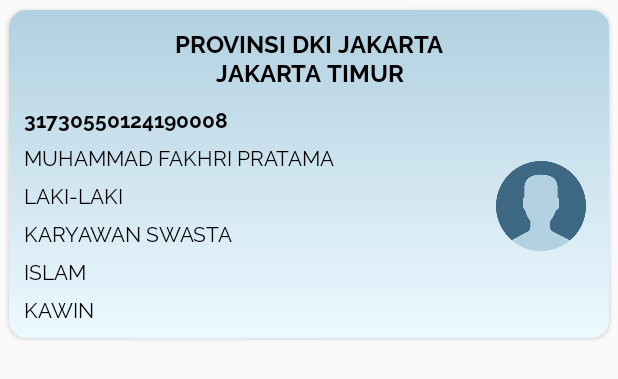
After one commit to romydewantara/VillageService, an Android app: the layout layout_data_keluarga.xml on its own in the app's theme, with its tools: preview values and no code run, on a phone screen of 412 x 824 dp. The commit adds this screen. Shown: the top 379 px of the screen. Run offline under Robolectric (Android 15) with nearby library versions, the phone set to English and light mode, and no system bars.

Commit message:
fix recycler view populated

```diff
--- a/app/src/main/java/com/example/villageservice/adapter/MembersAdapter.java
+++ b/app/src/main/java/com/example/villageservice/adapter/MembersAdapter.java
@@ -29,7 +29,6 @@ public class MembersAdapter extends RecyclerView.Adapter<MembersAdapter.MemberHo
     @Override
     public MemberHolder onCreateViewHolder(@NonNull ViewGroup parent, int viewType) {
         View view = LayoutInflater.from(parent.getContext()).inflate(R.layout.layout_member, parent, false);
-
         return new MemberHolder(view);
     }
 
--- a/app/src/main/java/com/example/villageservice/fragment/HomeUserFragment.java
+++ b/app/src/main/java/com/example/villageservice/fragment/HomeUserFragment.java
@@ -271,7 +271,7 @@ public class HomeUserFragment extends Fragment {
                 layoutSpace.setVisibility(View.VISIBLE);
                 constraintContainer.setVisibility(View.VISIBLE);
                 cvBanner.setVisibility(View.VISIBLE);
-                cvBanner.startAnimation(slideUp);
+                //cvBanner.startAnimation(slideUp);
                 showOverlay(false);
             }
         }, 1800);
--- a/app/src/main/java/com/example/villageservice/fragment/ProfileFragment.java
+++ b/app/src/main/java/com/example/villageservice/fragment/ProfileFragment.java
@@ -5,19 +5,29 @@ import android.os.Bundle;
 
 import androidx.annotation.NonNull;
 import androidx.annotation.Nullable;
+import androidx.appcompat.widget.AppCompatTextView;
 import androidx.cardview.widget.CardView;
 import androidx.constraintlayout.widget.ConstraintLayout;
 import androidx.fragment.app.Fragment;
+import androidx.recyclerview.widget.LinearLayoutManager;
+import androidx.recyclerview.widget.RecyclerView;
 
+import android.os.Handler;
 import android.view.LayoutInflater;
 import android.view.View;
 import android.view.ViewGroup;
+import android.view.animation.Animation;
+import android.view.animation.AnimationUtils;
+import android.widget.RelativeLayout;
+import android.widget.Toast;
 
 import com.example.villageservice.R;
+import com.example.villageservice.adapter.DataKeluargaAdapter;
 import com.example.villageservice.library.CustomLoadingDialog;
 import com.example.villageservice.listener.FragmentListener;
 import com.example.villageservice.model.KartuKeluarga;
 import com.example.villageservice.model.User;
+import com.example.villageservice.utility.VSPreference;
 
 import java.util.ArrayList;
 
@@ -26,16 +36,19 @@ import java.util.ArrayList;
  * Use the {@link ProfileFragment#newInstance} factory method to
  * create an instance of this fragment.
  */
-public class ProfileFragment extends Fragment {
+public class ProfileFragment extends Fragment implements DataKeluargaAdapter.ItemClickListener {
 
     private Context context;
     private FragmentListener fragmentListener;
     private CustomLoadingDialog customLoadingDialog;
     private KartuKeluarga kartuKeluarga;
     private View view;
-
+    private RelativeLayout overlay;
     private CardView cvPhotoProfile;
     private ConstraintLayout constraintIdentity;
+    private AppCompatTextView tvKepalaKeluarga;
+    private AppCompatTextView tvNomorKK;
+    private RecyclerView recyclerMember;
 
     // TODO: Rename parameter arguments, choose names that match
     // the fragment initialization parameters, e.g. ARG_ITEM_NUMBER
@@ -113,20 +126,57 @@ public class ProfileFragment extends Fragment {
 
     private void initMandatory() {
         fragmentListener.onFragmentCreated(ProfileFragment.this);
-
+        customLoadingDialog = new CustomLoadingDialog(context);
+        kartuKeluarga = VSPreference.getInstance(context).getKK();
     }
 
     private void initView() {
         cvPhotoProfile = view.findViewById(R.id.cvPhotoProfile);
         constraintIdentity = view.findViewById(R.id.constraintIdentity);
+        tvKepalaKeluarga = view.findViewById(R.id.tvKepalaKeluarga);
+        tvNomorKK = view.findViewById(R.id.tvNomorKK);
+        recyclerMember = view.findViewById(R.id.recyclerMember);
+        overlay = view.findViewById(R.id.overlay);
+
+        tvKepalaKeluarga.setText(kartuKeluarga.getNamaKepalaKeluarga());
+        tvNomorKK.setText("No. " + kartuKeluarga.getIdKartuKeluarga());
+        DataKeluargaAdapter dkAdapter = new DataKeluargaAdapter(kartuKeluarga.getKeluargaList());
+        dkAdapter.setClickListener(ProfileFragment.this);
+        LinearLayoutManager layoutManager = new LinearLayoutManager(context);
+        recyclerMember.setLayoutManager(layoutManager);
+        recyclerMember.setAdapter(dkAdapter);
     }
 
     private void initListener() {
 
     }
 
+    public void showOverlay(boolean isShow) {
+        if (isShow) {
+            overlay.setVisibility(View.VISIBLE);
+            customLoadingDialog.show();
+        } else {
+            customLoadingDialog.dismiss();
+            overlay.setVisibility(View.INVISIBLE);
+        }
+    }
+
     private void prepareLayout() {
-        cvPhotoProfile.setVisibility(View.VISIBLE);
-        constraintIdentity.setVisibility(View.VISIBLE);
+        showOverlay(true);
+        new Handler().postDelayed(new Runnable() {
+            @Override
+            public void run() {
+                Animation slideUp = AnimationUtils.loadAnimation(context, R.anim.bounched_show);
+                cvPhotoProfile.setVisibility(View.VISIBLE);
+                constraintIdentity.setVisibility(View.VISIBLE);
+                cvPhotoProfile.startAnimation(slideUp);
+                showOverlay(false);
+            }
+        }, 1800);
+    }
+
+    @Override
+    public void onItemClick(DataKeluargaAdapter.DataKeluargaHolder dataKeluargaHolder, String ktp) {
+        Toast.makeText(context, "Detail for " + ktp + " is coming soon", Toast.LENGTH_SHORT).show();
     }
 }
--- a/app/src/main/res/layout/fragment_profile.xml
+++ b/app/src/main/res/layout/fragment_profile.xml
@@ -172,12 +172,12 @@
             android:layout_height="1dp"
             android:layout_marginLeft="15dp"
             android:layout_marginRight="15dp"
-            android:background="@color/blue"
+            android:background="@color/light_blue_50"
             app:layout_constraintTop_toBottomOf="@+id/layoutLogo" />
 
         <androidx.appcompat.widget.AppCompatTextView
             android:id="@+id/tvDataKeluarga"
-            style="@style/TextBlueBoldRalewayStyle3"
+            style="@style/TextBlackBoldRalewayStyle4"
             android:layout_width="match_parent"
             android:layout_height="wrap_content"
             android:layout_marginTop="20dp"
--- /dev/null
+++ b/app/src/main/res/layout/layout_data_keluarga.xml
@@ -0,0 +1,124 @@
+<?xml version="1.0" encoding="utf-8"?>
+<androidx.constraintlayout.widget.ConstraintLayout xmlns:android="http://schemas.android.com/apk/res/android"
+    xmlns:app="http://schemas.android.com/apk/res-auto"
+    android:id="@+id/userRequest"
+    android:layout_width="match_parent"
+    android:layout_height="wrap_content"
+    android:background="@android:color/transparent">
+
+    <androidx.cardview.widget.CardView
+        android:layout_width="match_parent"
+        android:layout_height="match_parent"
+        app:cardCornerRadius="12dp"
+        app:cardMaxElevation="1dp"
+        app:cardUseCompatPadding="true">
+
+        <androidx.constraintlayout.widget.ConstraintLayout
+            android:id="@+id/layoutItems"
+            android:layout_width="match_parent"
+            android:layout_height="wrap_content"
+            android:background="@drawable/background"
+            android:padding="10dp"
+            app:layout_constraintBottom_toBottomOf="parent"
+            app:layout_constraintEnd_toEndOf="parent"
+            app:layout_constraintLeft_toLeftOf="parent"
+            app:layout_constraintTop_toTopOf="parent">
+
+            <androidx.appcompat.widget.AppCompatTextView
+                android:id="@+id/tvTitle"
+                style="@style/TextBlackBoldRalewayStyle2"
+                android:layout_width="match_parent"
+                android:layout_height="wrap_content"
+                android:gravity="center"
+                android:text="PROVINSI DKI JAKARTA\nJAKARTA TIMUR"
+                app:layout_constraintTop_toTopOf="parent" />
+
+            <ImageView
+                android:id="@+id/imageIcon"
+                android:layout_width="0dp"
+                android:layout_height="60dp"
+                android:layout_gravity="center"
+                android:paddingLeft="5dp"
+                android:src="@mipmap/ic_profile_photo"
+                app:layout_constraintBottom_toBottomOf="parent"
+                app:layout_constraintHeight_percent="1"
+                app:layout_constraintRight_toRightOf="parent"
+                app:layout_constraintTop_toBottomOf="@id/tvTitle"
+                app:layout_constraintWidth_percent=".2" />
+
+            <androidx.appcompat.widget.AppCompatTextView
+                android:id="@+id/tvKTP"
+                style="@style/TextBlackBoldRalewayStyle1"
+                android:layout_width="0dp"
+                android:layout_height="wrap_content"
+                android:layout_marginTop="10dp"
+                android:text="31730550124190008"
+                app:layout_constraintLeft_toLeftOf="parent"
+                app:layout_constraintRight_toLeftOf="@id/imageIcon"
+                app:layout_constraintTop_toBottomOf="@id/tvTitle" />
+
+            <androidx.appcompat.widget.AppCompatTextView
+                android:id="@+id/tvName"
+                style="@style/TextBlackRegularRalewayStyle2"
+                android:layout_width="0dp"
+                android:layout_height="wrap_content"
+                android:layout_marginTop="5dp"
+                android:text="Muhammad Fakhri Pratama"
+                android:textAllCaps="true"
+                app:layout_constraintLeft_toLeftOf="parent"
+                app:layout_constraintRight_toLeftOf="@id/imageIcon"
+                app:layout_constraintTop_toBottomOf="@id/tvKTP" />
+
+            <androidx.appcompat.widget.AppCompatTextView
+                android:id="@+id/tvJenKel"
+                style="@style/TextBlackRegularRalewayStyle2"
+                android:layout_width="0dp"
+                android:layout_height="wrap_content"
+                android:layout_marginTop="5dp"
+                android:text="Laki-laki"
+                android:textAllCaps="true"
+                app:layout_constraintLeft_toLeftOf="parent"
+                app:layout_constraintRight_toLeftOf="@id/imageIcon"
+                app:layout_constraintTop_toBottomOf="@id/tvName" />
+
+            <androidx.appcompat.widget.AppCompatTextView
+                android:id="@+id/tvPekerjaan"
+                style="@style/TextBlackRegularRalewayStyle2"
+                android:layout_width="0dp"
+                android:layout_height="wrap_content"
+                android:layout_marginTop="5dp"
+                android:text="KARYAWAN SWASTA"
+                android:textAllCaps="true"
+                app:layout_constraintLeft_toLeftOf="parent"
+                app:layout_constraintRight_toLeftOf="@id/imageIcon"
+                app:layout_constraintTop_toBottomOf="@id/tvJenKel" />
+
+            <androidx.appcompat.widget.AppCompatTextView
+                android:id="@+id/tvAgama"
+                style="@style/TextBlackRegularRalewayStyle2"
+                android:layout_width="0dp"
+                android:layout_height="wrap_content"
+                android:layout_marginTop="5dp"
+                android:text="ISLAM"
+                android:textAllCaps="true"
+                app:layout_constraintLeft_toLeftOf="parent"
+                app:layout_constraintRight_toLeftOf="@id/imageIcon"
+                app:layout_constraintTop_toBottomOf="@id/tvPekerjaan" />
+
+            <androidx.appcompat.widget.AppCompatTextView
+                android:id="@+id/tvStatus"
+                style="@style/TextBlackRegularRalewayStyle2"
+                android:layout_width="0dp"
+                android:layout_height="wrap_content"
+                android:layout_marginTop="5dp"
+                android:text="KAWIN"
+                android:textAllCaps="true"
+                app:layout_constraintLeft_toLeftOf="parent"
+                app:layout_constraintRight_toLeftOf="@id/imageIcon"
+                app:layout_constraintTop_toBottomOf="@id/tvAgama" />
+
+        </androidx.constraintlayout.widget.ConstraintLayout>
+
+    </androidx.cardview.widget.CardView>
+
+</androidx.constraintlayout.widget.ConstraintLayout>
--- a/app/src/main/res/values/styles.xml
+++ b/app/src/main/res/values/styles.xml
@@ -47,6 +47,12 @@
         <item name="android:fontFamily">@font/raleway_bold</item>
         <item name="android:textColor">@color/black</item>
         <item name="android:textSize">14sp</item>
+    </style>
+
+    <style name="TextBlackBoldRalewayStyle2">
+        <item name="android:fontFamily">@font/raleway_bold</item>
+        <item name="android:textColor">@color/black</item>
+        <item name="android:textSize">16sp</item>
     </style>
 
     <style name="TextBlackBoldRalewayStyle4">
```
Also changed, not shown: app/src/main/java/com/example/villageservice/activity/UserActivity.java (+9 -3 lines), app/src/main/java/com/example/villageservice/adapter/DataKeluargaAdapter.java (added, +83 -0 lines).
